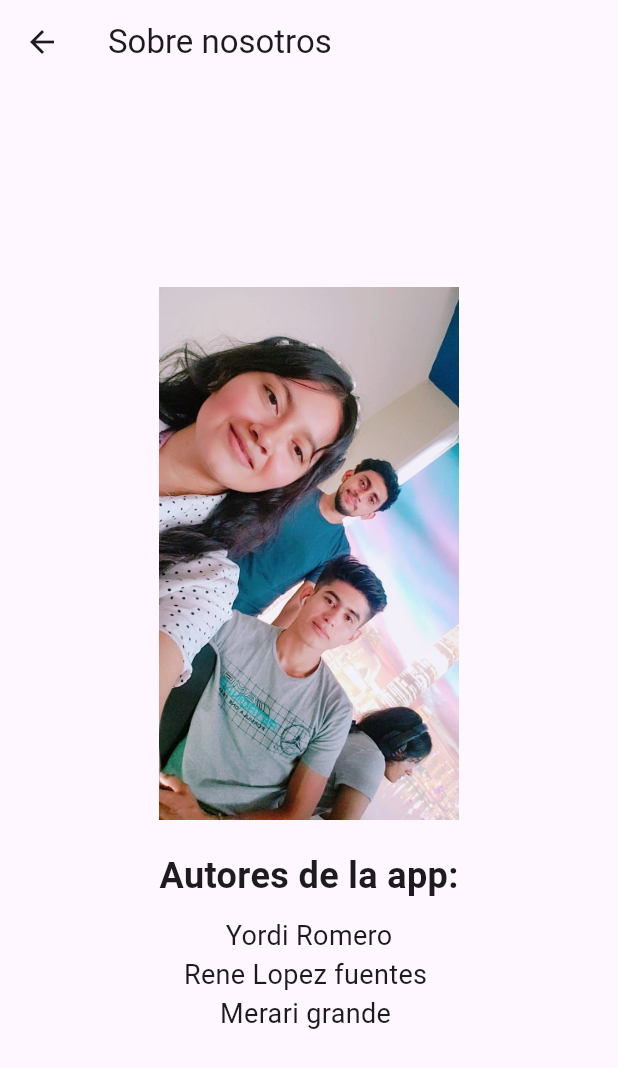
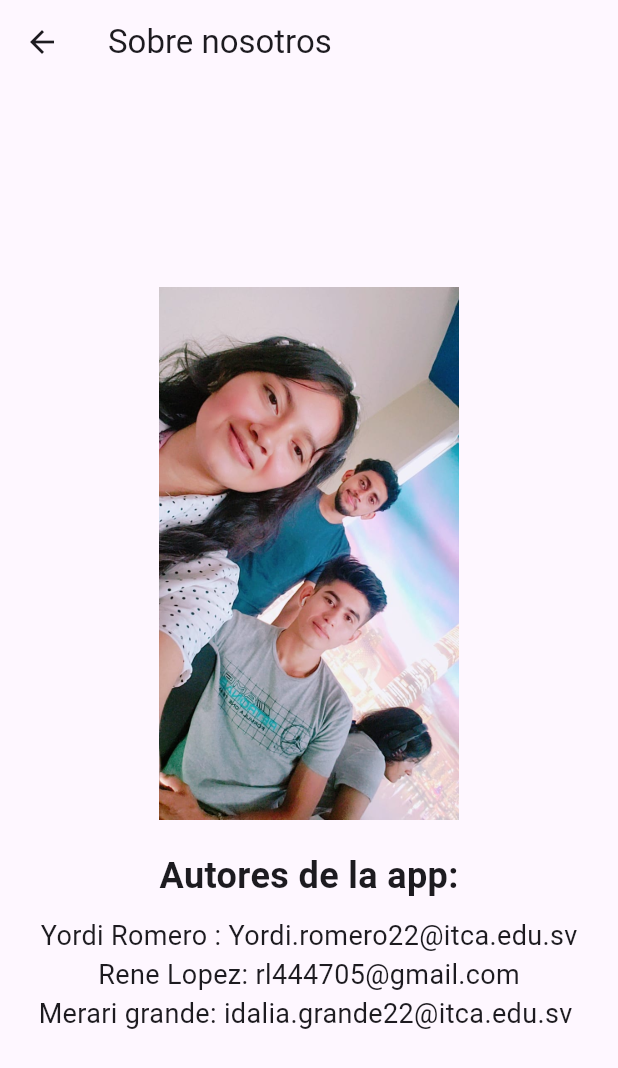
Before and after one commit to YordyM/evaluacion2_sis22, a Flutter app: the SobreNosotrosScreen screen opened directly, on a phone screen of 412 x 824 dp. Shown: the top 1068 px of the screen. Run offline on Flutter 3.47's test engine with Material 2 defaults, Android fonts, the light colour scheme and no system bars; our stand-ins replace cloud_firestore, firebase_core; accounts and stored records are empty.

Commit message:
cambiando correos de pagina autores

```diff
--- a/lib/pages/sobrenosotros.dart
+++ b/lib/pages/sobrenosotros.dart
@@ -28,21 +28,21 @@ class SobreNosotrosScreen extends StatelessWidget {
             SizedBox(
                 height: 10), // Espacio vertical entre el texto y los autores
             Text(
-              'Yordi Romero',
+              'Yordi Romero : Yordi.romero22@itca.edu.sv',
               style: TextStyle(
                 fontSize:
                     18, // Ajusta el tamaño del texto según tus necesidades
               ),
             ),
             Text(
-              'Rene Lopez fuentes ',
+              'Rene Lopez: rl444705@gmail.com',
               style: TextStyle(
                 fontSize:
                     18, // Ajusta el tamaño del texto según tus necesidades
               ),
             ),
             Text(
-              'Merari grande ',
+              'Merari grande: idalia.grande22@itca.edu.sv ',
               style: TextStyle(
                 fontSize:
                     18, // Ajusta el tamaño del texto según tus necesidades
```
